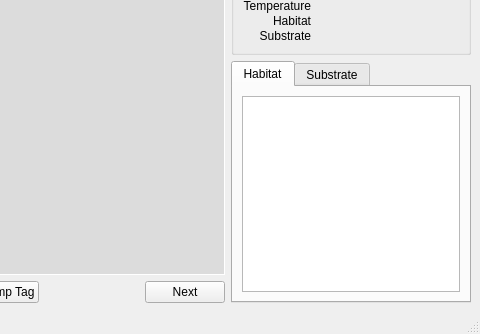
jkibele/benthic_photo_survey, file qt_gui.ui: the form before one commit; both pictures show x 439 to 919 and y 293 to 627 of the 919 by 627 pixel window.
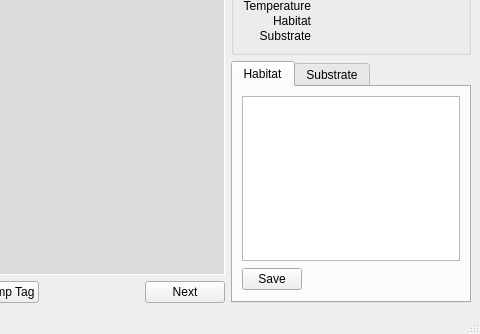
The form after the commit. Custom widgets are drawn as their Qt base class.

Patch:
```diff
--- a/qt_gui.ui
+++ b/qt_gui.ui
@@ -578,8 +578,8 @@
        <attribute name="title">
         <string>Habitat</string>
        </attribute>
-       <layout class="QHBoxLayout" name="horizontalLayout_2">
-        <item>
+       <layout class="QGridLayout" name="gridLayout_3">
+        <item row="0" column="0" colspan="3">
          <widget class="QTableWidget" name="habitatTableWidget">
           <property name="sizePolicy">
            <sizepolicy hsizetype="Maximum" vsizetype="Expanding">
@@ -610,6 +610,57 @@
           </attribute>
          </widget>
         </item>
+        <item row="1" column="0">
+         <widget class="QPushButton" name="habSaveButton">
+          <property name="sizePolicy">
+           <sizepolicy hsizetype="Maximum" vsizetype="Fixed">
+            <horstretch>0</horstretch>
+            <verstretch>0</verstretch>
+           </sizepolicy>
+          </property>
+          <property name="maximumSize">
+           <size>
+            <width>60</width>
+            <height>16777215</height>
+           </size>
+          </property>
+          <property name="text">
+           <string>Save</string>
+          </property>
+         </widget>
+        </item>
+        <item row="1" column="1">
+         <spacer name="horizontalSpacer_4">
+          <property name="orientation">
+           <enum>Qt::Horizontal</enum>
+          </property>
+          <property name="sizeHint" stdset="0">
+           <size>
+            <width>118</width>
+            <height>20</height>
+           </size>
+          </property>
+         </spacer>
+        </item>
+        <item row="1" column="2">
+         <widget class="KLed" name="habLED">
+          <property name="sizePolicy">
+           <sizepolicy hsizetype="Preferred" vsizetype="Preferred">
+            <horstretch>0</horstretch>
+            <verstretch>0</verstretch>
+           </sizepolicy>
+          </property>
+          <property name="minimumSize">
+           <size>
+            <width>25</width>
+            <height>25</height>
+           </size>
+          </property>
+          <property name="toolTip">
+           <string>&lt;html&gt;&lt;head/&gt;&lt;body&gt;&lt;p&gt;Indicates that habitat types add to 1 and can be saved.&lt;/p&gt;&lt;/body&gt;&lt;/html&gt;</string>
+          </property>
+         </widget>
+        </item>
        </layout>
       </widget>
       <widget class="QWidget" name="substTab">
@@ -740,6 +791,13 @@
    </property>
   </action>
  </widget>
+ <customwidgets>
+  <customwidget>
+   <class>KLed</class>
+   <extends>QWidget</extends>
+   <header>kled.h</header>
+  </customwidget>
+ </customwidgets>
  <resources/>
  <connections>
   <connection>
```
Left out of the diff: 34 changed lines with no effect on the pictures.
